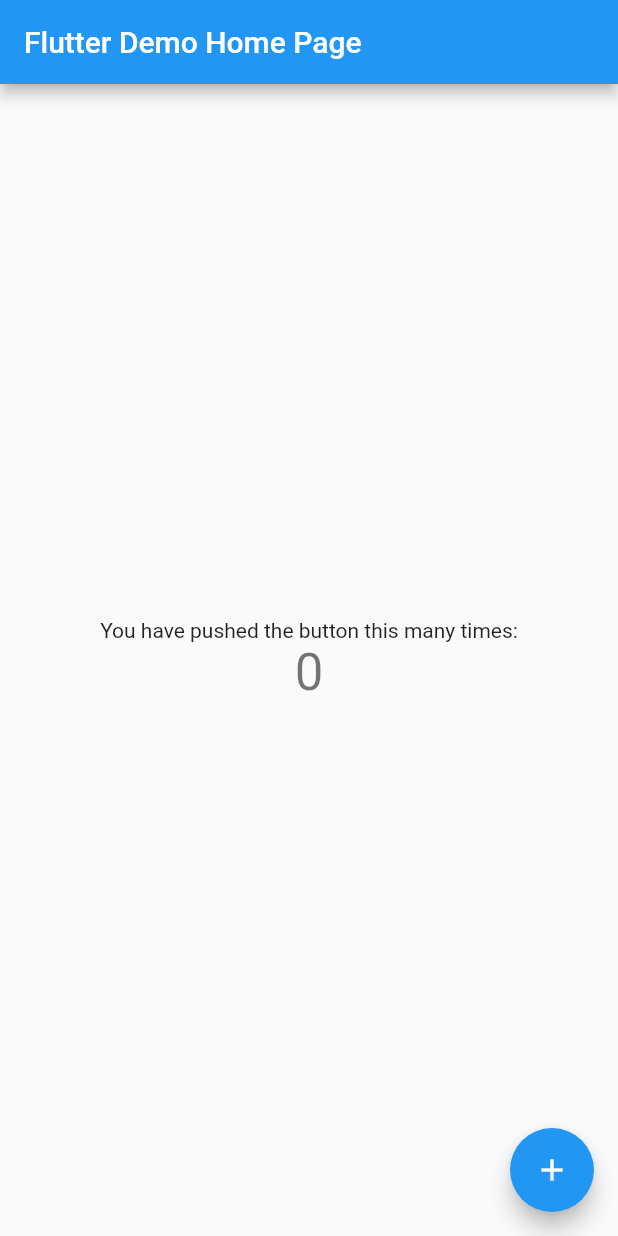
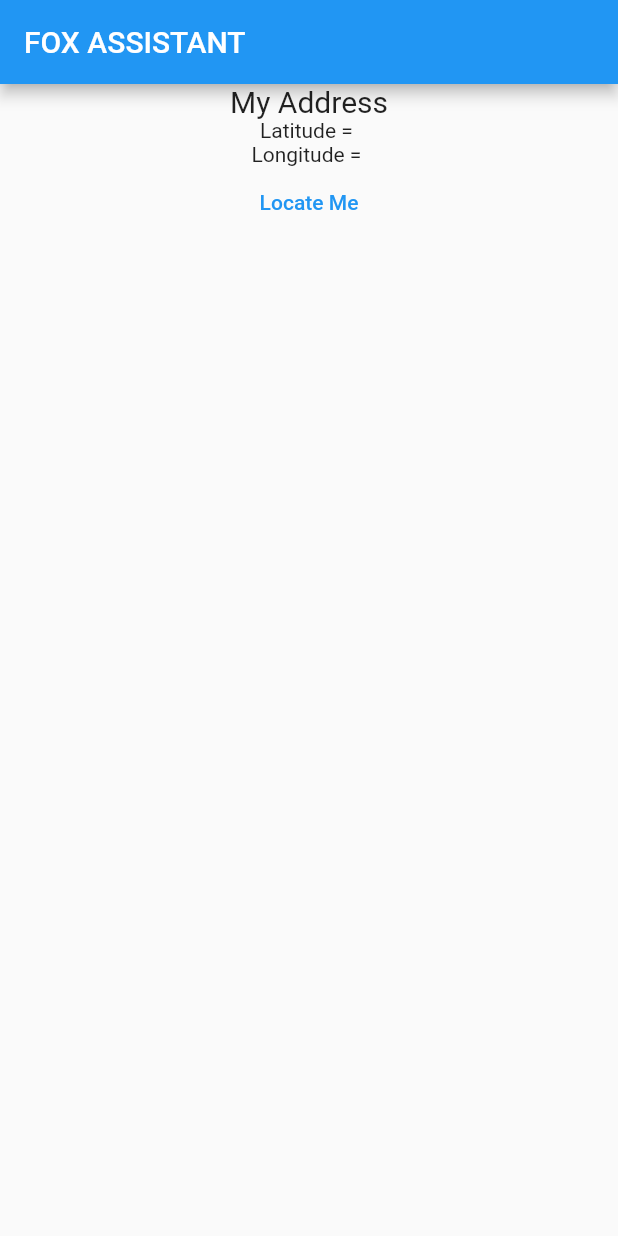
Before and after one commit to catdenis7/fox_assistant, a Flutter app: the screen it shows after launch, on a phone screen of 412 x 824 dp. Run offline on Flutter 3.47's test engine with Material 2 defaults, Android fonts, the phone set to English and light mode, and no system bars; our stand-ins replace fluttertoast, geocoding, geolocator.

Commit message:
Localizacion obtenida

```diff
--- a/lib/main.dart
+++ b/lib/main.dart
@@ -1,4 +1,9 @@
+// ignore_for_file: library_private_types_in_public_api
+
 import 'package:flutter/material.dart';
+import 'package:fluttertoast/fluttertoast.dart';
+import 'package:geocoding/geocoding.dart';
+import 'package:geolocator/geolocator.dart';
 
 void main() {
   runApp(const MyApp());
@@ -11,105 +16,85 @@
   @override
   Widget build(BuildContext context) {
     return MaterialApp(
-      title: 'Flutter Demo',
-      theme: ThemeData(
-        // This is the theme of your application.
-        //
-        // Try running your application with "flutter run". You'll see the
-        // application has a blue toolbar. Then, without quitting the app, try
-        // changing the primarySwatch below to Colors.green and then invoke
-        // "hot reload" (press "r" in the console where you ran "flutter run",
-        // or simply save your changes to "hot reload" in a Flutter IDE).
-        // Notice that the counter didn't reset back to zero; the application
-        // is not restarted.
-        primarySwatch: Colors.blue,
-      ),
-      home: const MyHomePage(title: 'Flutter Demo Home Page'),
+      debugShowCheckedModeBanner: false,
+      home: MyHomePage(),
     );
   }
 }
 
+// ignore: use_key_in_widget_constructors
 class MyHomePage extends StatefulWidget {
-  const MyHomePage({super.key, required this.title});
-
-  // This widget is the home page of your application. It is stateful, meaning
-  // that it has a State object (defined below) that contains fields that affect
-  // how it looks.
-
-  // This class is the configuration for the state. It holds the values (in this
-  // case the title) provided by the parent (in this case the App widget) and
-  // used by the build method of the State. Fields in a Widget subclass are
-  // always marked "final".
-
-  final String title;
-
   @override
-  State<MyHomePage> createState() => _MyHomePageState();
+  _MyHomePageState createState() => _MyHomePageState();
 }
 
 class _MyHomePageState extends State<MyHomePage> {
-  int _counter = 0;
+  var _latitude = "";
+  var _longitude = "";
+  var _altitude = "";
+  var _speed = "";
+  String currentAddress = 'My Address';
+  //Position currentPosition;
 
-  void _incrementCounter() {
+  Future<void> _updatePosition() async {
+    Position position = await _determinePosition();
+    List<Placemark> placemarks =
+        await placemarkFromCoordinates(position.latitude, position.longitude);
+    Placemark place = placemarks[0];
     setState(() {
-      // This call to setState tells the Flutter framework that something has
-      // changed in this State, which causes it to rerun the build method below
-      // so that the display can reflect the updated values. If we changed
-      // _counter without calling setState(), then the build method would not be
-      // called again, and so nothing would appear to happen.
-      _counter++;
+      _latitude = position.latitude.toString();
+      _longitude = position.longitude.toString();
+      _altitude = position.altitude.toString();
+      _speed = position.speed.toString();
+      currentAddress =
+          "${place.locality}, ${place.postalCode}, ${place.country}, ${place.administrativeArea}, ${place.isoCountryCode}, ${place.name}, ${place.street}, ${place.subAdministrativeArea},${place.subLocality}, ${place.subThoroughfare}, ${place.thoroughfare}";
     });
+  }
+
+  Future<Position> _determinePosition() async {
+    bool serviceEnabled;
+    LocationPermission permission;
+
+    serviceEnabled = await Geolocator.isLocationServiceEnabled();
+    if (!serviceEnabled) {
+      Fluttertoast.showToast(msg: 'Please keep your location on.');
+    }
+    permission = await Geolocator.checkPermission();
+    if (permission == LocationPermission.denied) {
+      permission = await Geolocator.requestPermission();
+
+      if (permission == LocationPermission.denied) {
+        Fluttertoast.showToast(msg: 'Location Permissions are denied.');
+      }
+    }
+    if (permission == LocationPermission.deniedForever) {
+      Fluttertoast.showToast(msg: 'Permission is denied Forever');
+    }
+    return await Geolocator.getCurrentPosition(
+        desiredAccuracy: LocationAccuracy.high);
   }
 
   @override
   Widget build(BuildContext context) {
-    // This method is rerun every time setState is called, for instance as done
-    // by the _incrementCounter method above.
-    //
-    // The Flutter framework has been optimized to make rerunning build methods
-    // fast, so that you can just rebuild anything that needs updating rather
-    // than having to individually change instances of widgets.
     return Scaffold(
-      appBar: AppBar(
-        // Here we take the value from the MyHomePage object that was created by
-        // the App.build method, and use it to set our appbar title.
-        title: Text(widget.title),
-      ),
+      appBar: AppBar(title: const Text('FOX ASSISTANT')),
       body: Center(
-        // Center is a layout widget. It takes a single child and positions it
-        // in the middle of the parent.
         child: Column(
-          // Column is also a layout widget. It takes a list of children and
-          // arranges them vertically. By default, it sizes itself to fit its
-          // children horizontally, and tries to be as tall as its parent.
-          //
-          // Invoke "debug painting" (press "p" in the console, choose the
-          // "Toggle Debug Paint" action from the Flutter Inspector in Android
-          // Studio, or the "Toggle Debug Paint" command in Visual Studio Code)
-          // to see the wireframe for each widget.
-          //
-          // Column has various properties to control how it sizes itself and
-          // how it positions its children. Here we use mainAxisAlignment to
-          // center the children vertically; the main axis here is the vertical
-          // axis because Columns are vertical (the cross axis would be
-          // horizontal).
-          mainAxisAlignment: MainAxisAlignment.center,
-          children: <Widget>[
-            const Text(
-              'You have pushed the button this many times:',
+          children: [
+            Text(
+              currentAddress,
+              style: const TextStyle(fontSize: 20),
             ),
-            Text(
-              '$_counter',
-              style: Theme.of(context).textTheme.headlineMedium,
-            ),
+            Text('Latitude = $_latitude'),
+            Text('Longitude = $_longitude'),
+            TextButton(
+                onPressed: () {
+                  _updatePosition();
+                },
+                child: const Text('Locate Me')),
           ],
         ),
       ),
-      floatingActionButton: FloatingActionButton(
-        onPressed: _incrementCounter,
-        tooltip: 'Increment',
-        child: const Icon(Icons.add),
-      ), // This trailing comma makes auto-formatting nicer for build methods.
     );
   }
 }
--- a/pubspec.yaml
+++ b/pubspec.yaml
@@ -30,6 +30,10 @@
 dependencies:
   flutter:
     sdk: flutter
+
+  geolocator: ^9.0.2
+  geocoding:
+  fluttertoast:
 
 
   # The following adds the Cupertino Icons font to your application.
```
Also changed, not shown: pubspec.lock, 5 other files.
